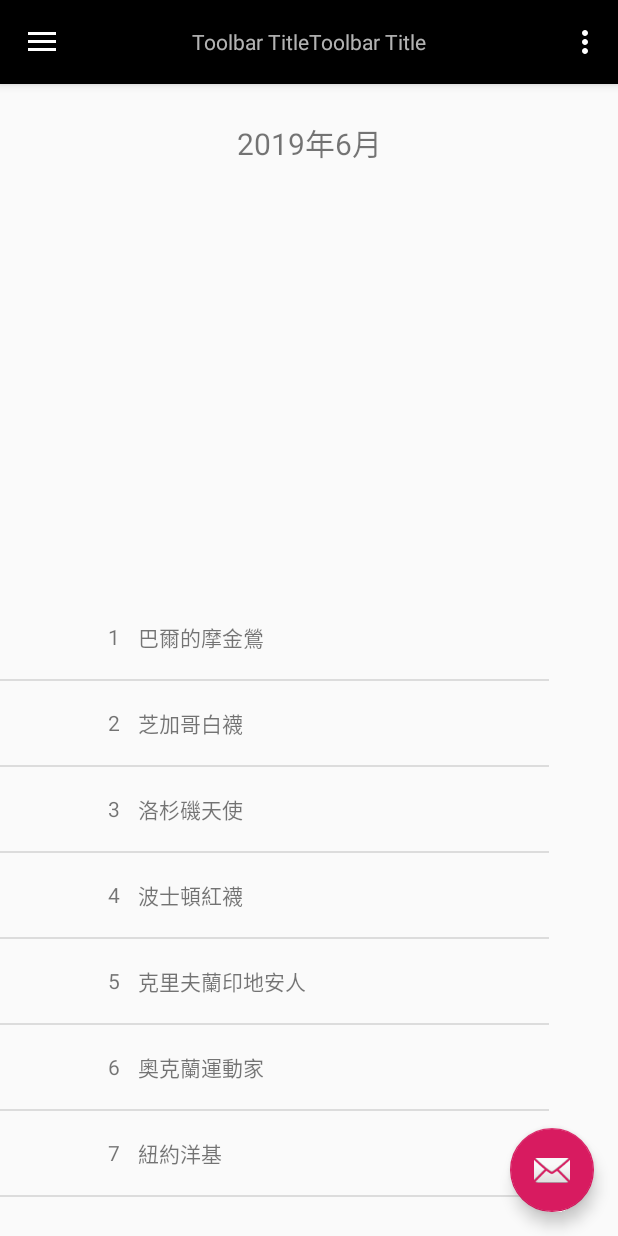
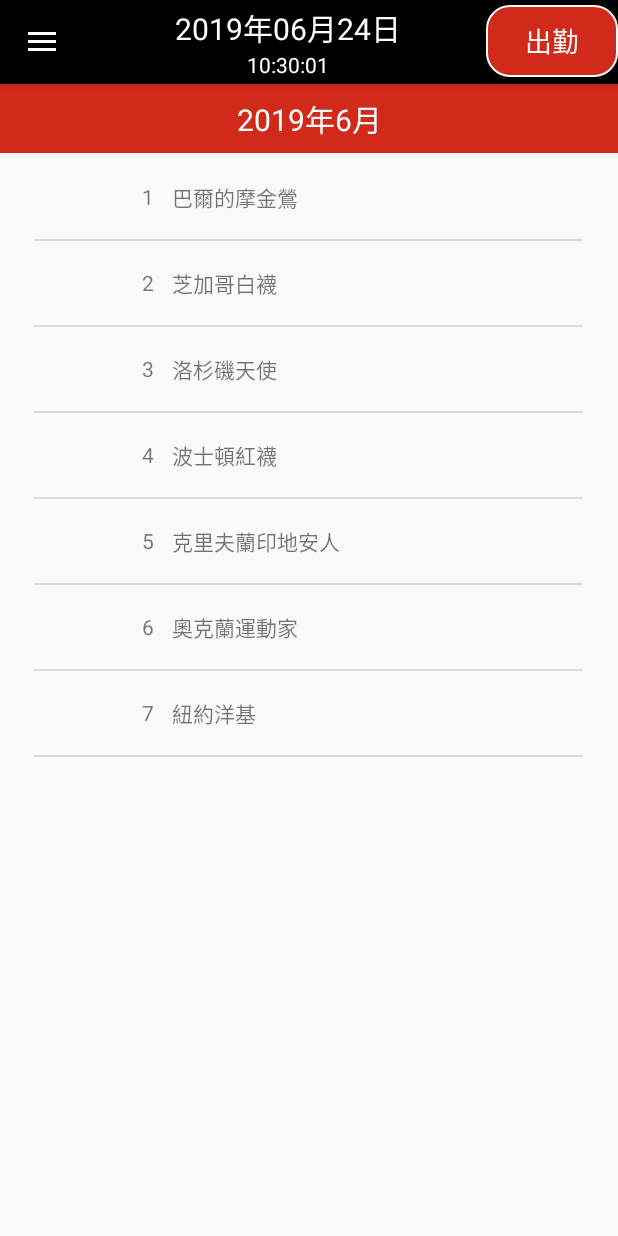
Before and after one commit to myforestory/Attendance_System, an Android app: the screen it shows after launch (MainActivity), on a phone screen of 412 x 824 dp. Run offline under Robolectric (Android 15) with nearby library versions, the phone set to English and light mode, and no system bars.

```diff
--- a/app/src/main/java/com/example/myapplication/MainActivity.java
+++ b/app/src/main/java/com/example/myapplication/MainActivity.java
@@ -27,8 +27,13 @@
 import android.widget.TextView;
 import android.widget.Toast;
 
+import java.text.DateFormat;
+import java.text.SimpleDateFormat;
 import java.util.ArrayList;
+import java.util.Calendar;
+import java.util.Date;
 import java.util.List;
+import java.util.Timer;
 
 public class MainActivity extends AppCompatActivity
         implements NavigationView.OnNavigationItemSelectedListener {
@@ -51,14 +56,14 @@
         setContentView(R.layout.activity_main);
         Toolbar toolbar = findViewById(R.id.toolbar);
         setSupportActionBar(toolbar);
-        FloatingActionButton fab = findViewById(R.id.fab);
-        fab.setOnClickListener(new View.OnClickListener() {
-            @Override
-            public void onClick(View view) {
-                Snackbar.make(view, "Replace with your own action", Snackbar.LENGTH_LONG)
-                        .setAction("Action", null).show();
-            }
-        });
+//        FloatingActionButton fab = findViewById(R.id.fab);
+//        fab.setOnClickListener(new View.OnClickListener() {
+//            @Override
+//            public void onClick(View view) {
+//                Snackbar.make(view, "Replace with your own action", Snackbar.LENGTH_LONG)
+//                        .setAction("Action", null).show();
+//            }
+//        });
         DrawerLayout drawer = findViewById(R.id.drawer_layout);
         NavigationView navigationView = findViewById(R.id.nav_view);
         ActionBarDrawerToggle toggle = new ActionBarDrawerToggle(
@@ -95,6 +100,7 @@
 
         initTeams();
         findViews();
+        updateTitleTime();
     }
 
 
@@ -123,9 +129,9 @@
         int id = item.getItemId();
 
         //noinspection SimplifiableIfStatement
-        if (id == R.id.action_settings) {
-            return true;
-        }
+//        if (id == R.id.action_settings) {
+//            return true;
+//        }
 
         return super.onOptionsItemSelected(item);
     }
@@ -254,4 +260,45 @@
             TextView tvName, tvId;
         }
     }
+
+    public void setTitleCurrentTime(){
+        TextView titleDate = (TextView) findViewById(R.id.titleDate);
+        TextView titleTime = (TextView) findViewById(R.id.titleTime);
+
+        Calendar c = Calendar.getInstance();
+
+        SimpleDateFormat df = new SimpleDateFormat("yyyy年MM月dd日");
+        SimpleDateFormat tf = new SimpleDateFormat("HH:mm:ss");
+        String formattedDate = df.format(c.getTime());
+        String formattedTime = tf.format(c.getTime());
+
+        titleDate.setText(formattedDate);
+        titleTime.setText(formattedTime);
+
+
+    }
+
+    public void updateTitleTime(){
+        Thread thread = new Thread() {
+
+            @Override
+            public void run() {
+                try {
+                    while(!isInterrupted()){
+                        Thread.sleep(1000);
+                        runOnUiThread(new Runnable() {
+                            @Override
+                            public void run() {
+                                setTitleCurrentTime();
+                            }
+                        });
+                    }
+                } catch(InterruptedException e) {
+                    e.printStackTrace();
+                }
+            }
+        };
+        thread.start();
+    }
+
 }
--- /dev/null
+++ b/app/src/main/res/drawable/button_shape.xml
@@ -0,0 +1,19 @@
+<?xml version="1.0" encoding="utf-8"?>
+    <shape xmlns:android="http://schemas.android.com/apk/res/android"
+        android:shape="rectangle">
+        <solid
+            android:color="@color/colorMainRed" />
+        <stroke
+            android:width="1dp"
+            android:color="@color/colorMainWhite" />
+        <corners
+            android:radius="15dp" />
+        <padding
+            android:left="10dp"
+            android:top="0dp"
+            android:right="10dp"
+            android:bottom="0dp" />
+        <size
+            android:height="15dp"
+            android:width="30dp" />
+</shape>
--- /dev/null
+++ b/app/src/main/res/drawable/upderdrawer_shape.xml
@@ -0,0 +1,6 @@
+<?xml version="1.0" encoding="utf-8"?>
+<shape xmlns:android="http://schemas.android.com/apk/res/android" android:shape="rectangle" >
+    <solid android:color="@android:color/white" />
+    <stroke android:width="1dip" android:color="#4fa5d5"/>
+    <solid android:color="@color/colorMainBlack" />
+</shape>
--- a/app/src/main/res/layout/app_bar_main.xml
+++ b/app/src/main/res/layout/app_bar_main.xml
@@ -9,39 +9,74 @@
     <android.support.design.widget.AppBarLayout
         android:layout_width="match_parent"
         android:layout_height="wrap_content"
+
         android:theme="@style/AppTheme.AppBarOverlay">
 
         <android.support.v7.widget.Toolbar
             android:id="@+id/toolbar"
             android:layout_width="match_parent"
-            android:layout_height="?attr/actionBarSize"
+            android:layout_height="wrap_content"
             android:background="?attr/colorPrimary"
+            android:baselineAligned="false"
+            android:orientation="vertical"
             app:popupTheme="@style/AppTheme.PopupOverlay"
             app:subtitleTextAppearance="@dimen/sp_20">
-            <TextView
-                android:layout_width="wrap_content"
+
+            <RelativeLayout
+                android:layout_width="match_parent"
                 android:layout_height="wrap_content"
-                android:text="Toolbar Title"
-                android:layout_gravity="center"
-                android:id="@+id/toolbar_title" />
-            <TextView
-                android:layout_width="wrap_content"
-                android:layout_height="wrap_content"
-                android:text="Toolbar Title"
-                android:layout_gravity="center"
-                android:id="@+id/toolbar_title2222" />
+                android:layout_below="@+id/toolbar"
+                android:fitsSystemWindows="true"
+                android:gravity="bottom"
+                android:scaleType="centerCrop">
+
+
+                <TextView
+                    android:id="@+id/titleDate"
+                    android:layout_width="match_parent"
+                    android:layout_height="wrap_content"
+                    android:gravity="center"
+                    android:paddingRight="@dimen/dp_100"
+                    android:text="2019年6月7日"
+                    android:textColor="@color/colorMainWhite"
+                    android:textSize="@dimen/dp_20" />
+
+                <Button
+                    android:id="@+id/button"
+                    android:layout_width="wrap_content"
+                    android:layout_height="wrap_content"
+                    android:layout_alignRight="@+id/titleDate"
+                    android:background="@drawable/button_shape"
+                    android:gravity="center"
+                    android:text="出勤"
+                    android:textColor="@color/colorMainWhite"
+                    android:textSize="18sp" />
+
+                <TextView
+                    android:id="@+id/titleTime"
+                    android:layout_width="match_parent"
+                    android:layout_height="wrap_content"
+                    android:layout_below="@+id/titleDate"
+                    android:gravity="center"
+                    android:paddingRight="@dimen/dp_100"
+                    android:text="20:41:35"
+                    android:textColor="@color/colorMainWhite"
+                    android:textSize="14sp" />
+
+            </RelativeLayout>
+
         </android.support.v7.widget.Toolbar>
 
     </android.support.design.widget.AppBarLayout>
 
     <include layout="@layout/content_main" />
 
-    <android.support.design.widget.FloatingActionButton
-        android:id="@+id/fab"
-        android:layout_width="wrap_content"
-        android:layout_height="wrap_content"
-        android:layout_gravity="bottom|end"
-        android:layout_margin="@dimen/fab_margin"
-        app:srcCompat="@android:drawable/ic_dialog_email" />
+    <!--<android.support.design.widget.FloatingActionButton-->
+        <!--android:id="@+id/fab"-->
+        <!--android:layout_width="wrap_content"-->
+        <!--android:layout_height="wrap_content"-->
+        <!--android:layout_gravity="bottom|end"-->
+        <!--android:layout_margin="100dp"-->
+        <!--app:srcCompat="@android:drawable/ic_dialog_email" />-->
 
 </android.support.design.widget.CoordinatorLayout>
--- a/app/src/main/res/layout/content_main.xml
+++ b/app/src/main/res/layout/content_main.xml
@@ -11,31 +11,34 @@
 
     <TextView
         android:id="@+id/tvTitle"
-        android:layout_width="wrap_content"
+        android:layout_width="0dp"
         android:layout_height="wrap_content"
         android:layout_gravity="center_horizontal"
-        android:layout_marginTop="8dp"
-        android:layout_marginBottom="100dp"
-        android:background="#00F50505"
+        android:background="@color/colorMainRed"
+        android:gravity="center"
+        android:paddingTop="@dimen/dp_8"
+        android:paddingBottom="@dimen/dp_8"
+        android:text="2019年6月"
+        android:textColor="@color/colorMainWhite"
         android:textColorHighlight="@color/colorAccent"
-        android:padding="10dp"
-        android:text="2019年6月"
         android:textSize="20sp"
         app:layout_constraintBottom_toBottomOf="parent"
+        app:layout_constraintHorizontal_bias="0.0"
         app:layout_constraintLeft_toLeftOf="parent"
         app:layout_constraintRight_toRightOf="parent"
         app:layout_constraintTop_toTopOf="parent"
-        app:layout_constraintVertical_bias="0.00999999" />
+        app:layout_constraintVertical_bias="0.0" />
 
     <ListView
         android:id="@+id/lvTeam"
         android:layout_width="366dp"
         android:layout_height="422dp"
+        android:layout_marginTop="1dp"
         app:layout_constraintBottom_toBottomOf="parent"
-        app:layout_constraintHorizontal_bias="0.0"
+        app:layout_constraintHorizontal_bias="0.488"
         app:layout_constraintLeft_toLeftOf="parent"
         app:layout_constraintRight_toRightOf="parent"
-        app:layout_constraintTop_toTopOf="parent"
-        app:layout_constraintVertical_bias="0.984" />
+        app:layout_constraintTop_toBottomOf="@+id/tvTitle"
+        app:layout_constraintVertical_bias="0.0" />
 
 </android.support.constraint.ConstraintLayout>
--- a/app/src/main/res/layout/nav_header_main.xml
+++ b/app/src/main/res/layout/nav_header_main.xml
@@ -29,16 +29,4 @@
         android:textColor="@android:color/white"
         android:textSize="@dimen/dp_16" />
 
-    <TextView
-        android:id="@+id/textView"
-        android:layout_width="match_parent"
-        android:layout_height="wrap_content"
-        android:text="TextView" />
-
-    <TextView
-        android:id="@+id/textView2"
-        android:layout_width="match_parent"
-        android:layout_height="wrap_content"
-        android:text="TextView" />
-
 </LinearLayout>
--- a/app/src/main/res/menu/activity_main_drawer.xml
+++ b/app/src/main/res/menu/activity_main_drawer.xml
@@ -2,7 +2,6 @@
 <menu xmlns:android="http://schemas.android.com/apk/res/android"
     xmlns:tools="http://schemas.android.com/tools"
     tools:showIn="navigation_view">
-
     <group>
         <item
             android:id="@+id/back_home"
--- a/app/src/main/res/menu/main.xml
+++ b/app/src/main/res/menu/main.xml
@@ -1,11 +1,11 @@
 <?xml version="1.0" encoding="utf-8"?>
 <menu xmlns:android="http://schemas.android.com/apk/res/android"
     xmlns:app="http://schemas.android.com/apk/res-auto">
-    <item
-        android:id="@+id/action_settings"
-        android:orderInCategory="100"
-        android:title="@string/action_settings"
-        app:showAsAction="never" />
+    <!--<item-->
+        <!--android:id="@+id/action_settings"-->
+        <!--android:orderInCategory="100"-->
+        <!--android:title="@string/action_settings"-->
+        <!--app:showAsAction="never" />-->
 
 
 </menu>
--- a/app/src/main/res/values/dimens.xml
+++ b/app/src/main/res/values/dimens.xml
@@ -21,6 +21,10 @@
     <dimen name="sp_60">60sp</dimen>
     <dimen name="sp_70">70sp</dimen>
 
+    <dimen name="dp_2">2dp</dimen>
+    <dimen name="dp_4">4dp</dimen>
+    <dimen name="dp_6">6dp</dimen>
+    <dimen name="dp_8">8dp</dimen>
     <dimen name="dp_12">12dp</dimen>
     <dimen name="dp_14">14dp</dimen>
     <dimen name="dp_16">16dp</dimen>
@@ -33,5 +37,9 @@
     <dimen name="dp_50">50dp</dimen>
     <dimen name="dp_60">60dp</dimen>
     <dimen name="dp_70">70dp</dimen>
+    <dimen name="dp_80">80dp</dimen>
+    <dimen name="dp_90">90dp</dimen>
+    <dimen name="dp_100">100dp</dimen>
+    <dimen name="dp_110">110dp</dimen>
     <dimen name="dp_180">180dp</dimen>
 </resources>
```
